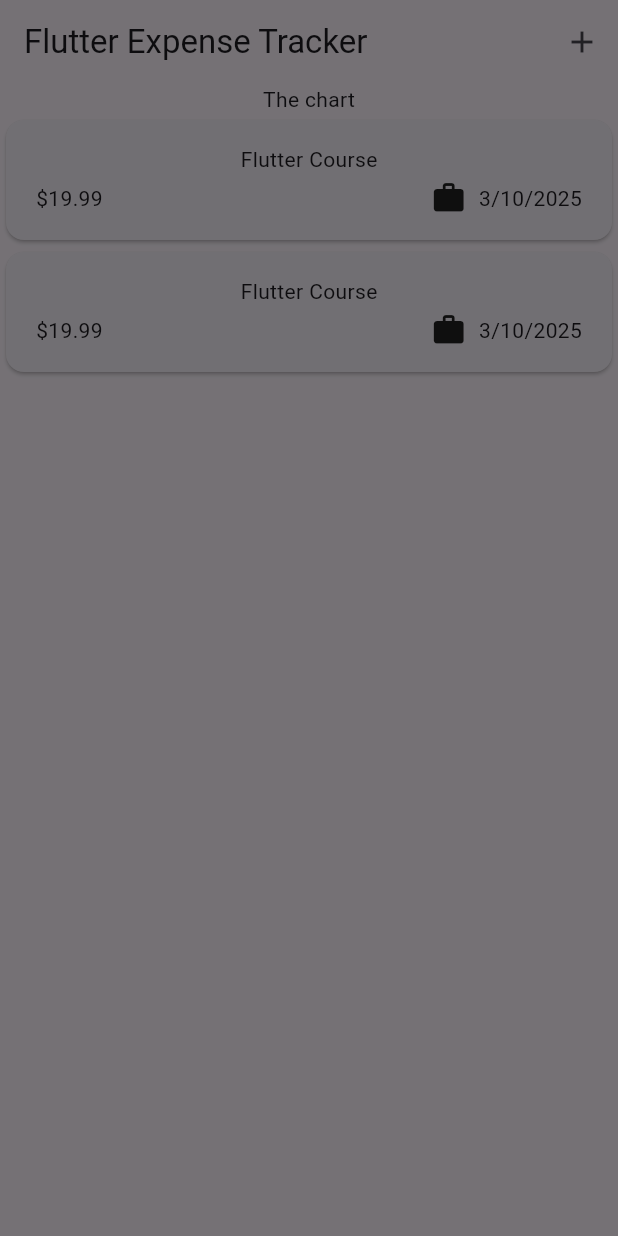
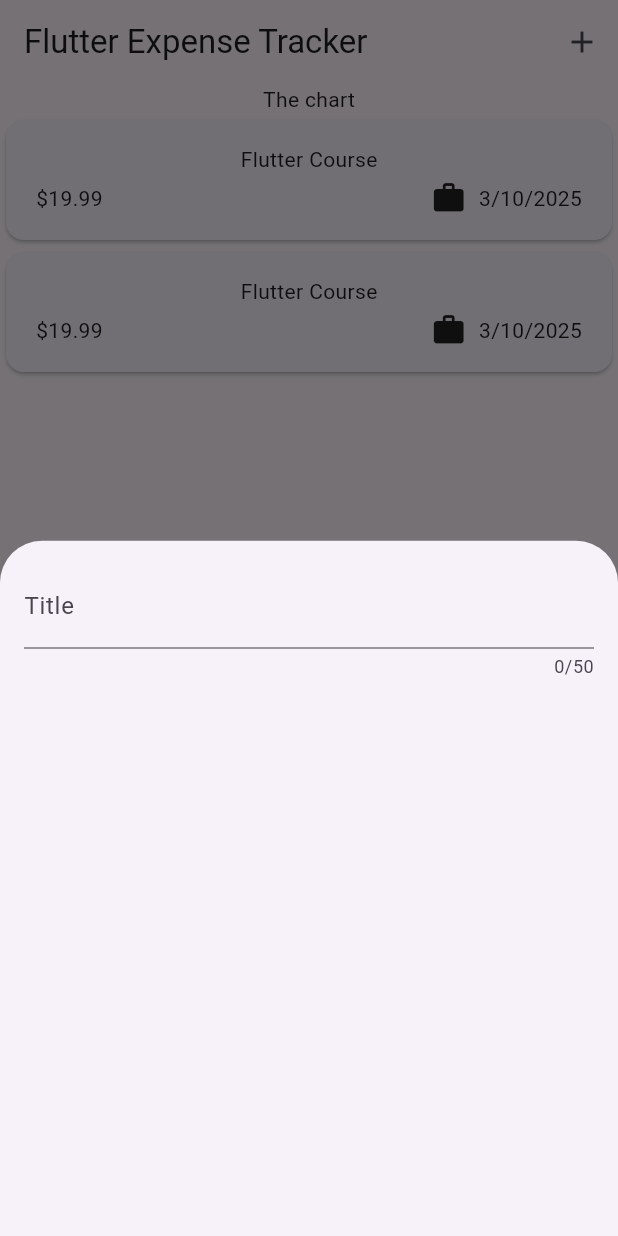
Before and after one commit to NurislamAiu/expense_tracker_nurs, a Flutter app: the screen it shows after launch, after a tap on the "add" icon, on a phone screen of 412 x 824 dp. Run offline on Flutter 3.47's test engine with Material 3 defaults, Android fonts, the phone set to English and light mode, and no system bars.

Commit message:
creating method _saveTitleInput

```diff
--- a/lib/widgets/expenses.dart
+++ b/lib/widgets/expenses.dart
@@ -1,4 +1,5 @@
 import 'package:expense_tracker_nurs/widgets/expenses_list/expenses_list.dart';
+import 'package:expense_tracker_nurs/widgets/new_expense.dart';
 import 'package:flutter/material.dart';
 
 import '../models/expense.dart';
@@ -25,12 +26,7 @@ class _ExpensesState extends State<Expenses> {
   ];
 
   void _openAddExpenseOverlay() {
-    showModalBottomSheet(
-      context: context,
-      builder: (ctx) {
-        return SizedBox();
-      },
-    );
+    showModalBottomSheet(context: context, builder: (ctx) => NewExpense());
   }
 
   @override
--- a/lib/widgets/new_expense.dart
+++ b/lib/widgets/new_expense.dart
@@ -0,0 +1,36 @@
+import 'package:flutter/material.dart';
+
+class NewExpense extends StatefulWidget {
+  const NewExpense({super.key});
+
+  @override
+  State<NewExpense> createState() => _NewExpenseState();
+}
+
+class _NewExpenseState extends State<NewExpense> {
+
+  var _enteredTitle = '';
+
+  void _saveTitleInput(String inputValue){
+    _enteredTitle = inputValue;
+  }
+
+  @override
+  Widget build(BuildContext context) {
+    return Padding(
+      padding: EdgeInsets.all(16),
+      child: Column(
+        children: [
+          TextField(
+            onChanged: _saveTitleInput,
+            maxLength: 50,
+            keyboardType: TextInputType.text,
+            decoration: InputDecoration(
+              label: Text('Title'),
+            ),
+          ),
+        ],
+      ),
+    );
+  }
+}
```
